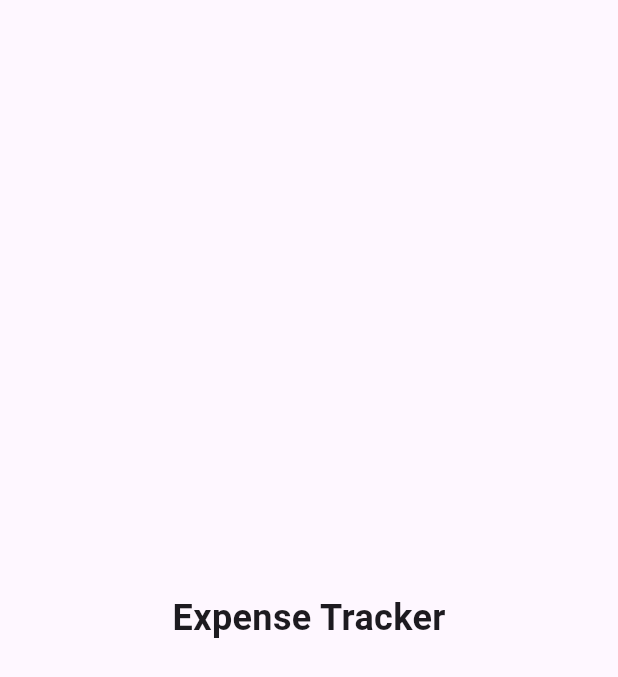
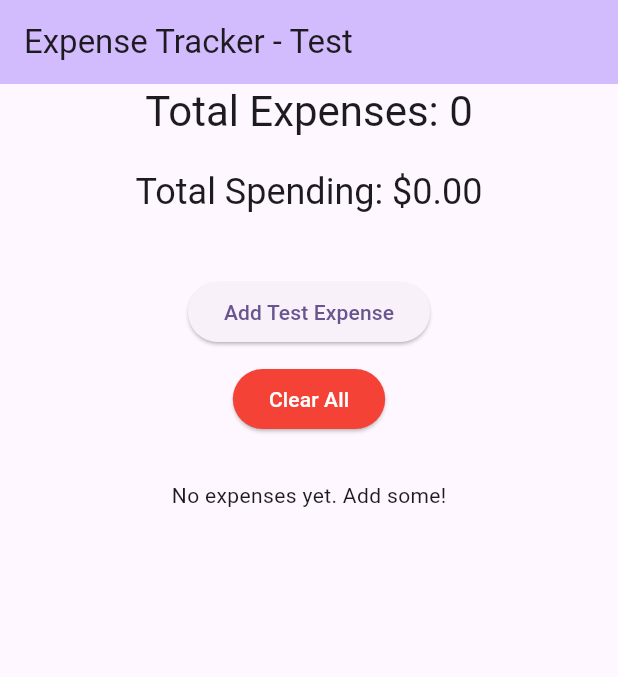
Before and after one commit to vaishnavi2810-code/expense-tracker-flutter, a Flutter app: the screen it shows after launch, on a phone screen of 412 x 824 dp. Shown: the top 677 px of the screen. Run offline on Flutter 3.47's test engine with Material 3 defaults, Android fonts, the phone set to English and light mode, and no system bars; our stand-ins replace hive, hive_flutter; accounts and stored records are empty.

Commit message:
Basic test app

```diff
--- a/lib/main.dart
+++ b/lib/main.dart
@@ -1,6 +1,23 @@
 import 'package:flutter/material.dart';
+import 'package:hive_flutter/hive_flutter.dart';
+import 'package:provider/provider.dart';
+import 'models/expense.dart';
+import 'providers/expense_provider.dart';
 
-void main() {
+void main() async {
+  // Ensure Flutter is initialized
+  WidgetsFlutterBinding.ensureInitialized();
+
+  // Initialize Hive
+  await Hive.initFlutter();
+
+  // Register the ExpenseAdapter with Hive
+  Hive.registerAdapter(ExpenseAdapter());
+
+  // Open the expenses box
+  await Hive.openBox<Expense>('expenses');
+
+  // Run the app
   runApp(const MyApp());
 }
 
@@ -9,7 +26,10 @@ class MyApp extends StatelessWidget {
 
   @override
   Widget build(BuildContext context) {
-    return MaterialApp(
+    // Wrap the app with ChangeNotifierProvider
+    return ChangeNotifierProvider(
+      create: (context) => ExpenseProvider()..loadExpenses(),
+      child: MaterialApp(
         title: 'Expense Tracker',
         debugShowCheckedModeBanner: false,
         theme: ThemeData(
@@ -19,14 +39,152 @@ class MyApp extends StatelessWidget {
           ),
           useMaterial3: true,
         ),
-      home: const Scaffold(
-        body: Center(
-          child: Text(
-            'Expense Tracker',
-            style: TextStyle(fontSize: 24, fontWeight: FontWeight.bold),
+        darkTheme: ThemeData(
+          colorScheme: ColorScheme.fromSeed(
+            seedColor: Colors.deepPurple,
+            brightness: Brightness.dark,
           ),
+          useMaterial3: true,
         ),
+        themeMode: ThemeMode.system,
+        home: const TestScreen(),
       ),
     );
   }
 }
+
+// Temporary test screen to verify everything works
+class TestScreen extends StatelessWidget {
+  const TestScreen({super.key});
+
+  @override
+  Widget build(BuildContext context) {
+    return Scaffold(
+      appBar: AppBar(
+        title: const Text('Expense Tracker - Test'),
+        backgroundColor: Theme.of(context).colorScheme.inversePrimary,
+      ),
+      body: Consumer<ExpenseProvider>(
+        builder: (context, provider, child) {
+          return Center(
+            child: Column(
+              mainAxisAlignment: MainAxisAlignment.center,
+              children: [
+                Text(
+                  'Total Expenses: ${provider.expenses.length}',
+                  style: Theme.of(context).textTheme.headlineMedium,
+                ),
+                const SizedBox(height: 20),
+                Text(
+                  'Total Spending: \$${provider.totalSpending.toStringAsFixed(2)}',
+                  style: Theme.of(context).textTheme.headlineSmall,
+                ),
+                const SizedBox(height: 40),
+                ElevatedButton(
+                  onPressed: () => _addTestExpense(context),
+                  child: const Text('Add Test Expense'),
+                ),
+                const SizedBox(height: 10),
+                ElevatedButton(
+                  onPressed: () => _clearAllExpenses(context),
+                  style: ElevatedButton.styleFrom(
+                    backgroundColor: Colors.red,
+                    foregroundColor: Colors.white,
+                  ),
+                  child: const Text('Clear All'),
+                ),
+                const SizedBox(height: 30),
+                Expanded(
+                  child: provider.expenses.isEmpty
+                      ? const Text('No expenses yet. Add some!')
+                      : ListView.builder(
+                    itemCount: provider.expenses.length,
+                    itemBuilder: (context, index) {
+                      final expense = provider.expenses[index];
+                      return ListTile(
+                        title: Text(expense.title),
+                        subtitle: Text(expense.category),
+                        trailing: Text(
+                          '\$${expense.amount.toStringAsFixed(2)}',
+                          style: const TextStyle(
+                            fontSize: 16,
+                            fontWeight: FontWeight.bold,
+                          ),
+                        ),
+                      );
+                    },
+                  ),
+                ),
+              ],
+            ),
+          );
+        },
+      ),
+    );
+  }
+
+  void _addTestExpense(BuildContext context) {
+    final provider = Provider.of<ExpenseProvider>(context, listen: false);
+
+    // Create a random test expense
+    final testExpenses = [
+      Expense(
+        id: DateTime.now().millisecondsSinceEpoch.toString(),
+        title: 'Lunch at Restaurant',
+        amount: 25.50,
+        category: 'Food',
+        date: DateTime.now(),
+        notes: 'Test expense',
+      ),
+      Expense(
+        id: DateTime.now().millisecondsSinceEpoch.toString(),
+        title: 'Bus Fare',
+        amount: 5.00,
+        category: 'Transport',
+        date: DateTime.now(),
+        notes: 'Test expense',
+      ),
+      Expense(
+        id: DateTime.now().millisecondsSinceEpoch.toString(),
+        title: 'Movie Ticket',
+        amount: 15.00,
+        category: 'Entertainment',
+        date: DateTime.now(),
+        notes: 'Test expense',
+      ),
+      Expense(
+        id: DateTime.now().millisecondsSinceEpoch.toString(),
+        title: 'Grocery Shopping',
+        amount: 85.75,
+        category: 'Shopping',
+        date: DateTime.now(),
+        notes: 'Test expense',
+      ),
+    ];
+
+    // Pick a random expense
+    final randomExpense = testExpenses[DateTime.now().second % testExpenses.length];
+
+    provider.addExpense(randomExpense);
+
+    // Show confirmation
+    ScaffoldMessenger.of(context).showSnackBar(
+      SnackBar(
+        content: Text('Added: ${randomExpense.title}'),
+        duration: const Duration(seconds: 1),
+      ),
+    );
+  }
+
+  void _clearAllExpenses(BuildContext context) {
+    final provider = Provider.of<ExpenseProvider>(context, listen: false);
+    provider.clearAllExpenses();
+
+    ScaffoldMessenger.of(context).showSnackBar(
+      const SnackBar(
+        content: Text('All expenses cleared'),
+        duration: Duration(seconds: 1),
+      ),
+    );
+  }
+}
--- /dev/null
+++ b/lib/providers/expense_provider.dart
@@ -0,0 +1,122 @@
+import 'package:flutter/foundation.dart';
+import '../models/expense.dart';
+import '../services/expense_service.dart';
+
+class ExpenseProvider extends ChangeNotifier {
+  // Instance of ExpenseService to interact with database
+  final ExpenseService _expenseService = ExpenseService();
+
+  // Private list to store expenses
+  List<Expense> _expenses = [];
+
+  // Selected category filter (null means show all)
+  String? _selectedCategory;
+
+  // Date range filter
+  DateTime? _startDate;
+  DateTime? _endDate;
+
+  // Public getter - UI can read but not modify directly
+  List<Expense> get expenses {
+    // Apply filters
+    List<Expense> filtered = _expenses;
+
+    // Filter by category if selected
+    if (_selectedCategory != null && _selectedCategory != 'All') {
+      filtered = filtered
+          .where((expense) => expense.category == _selectedCategory)
+          .toList();
+    }
+
+    // Filter by date range if set
+    if (_startDate != null && _endDate != null) {
+      filtered = filtered
+          .where((expense) =>
+      expense.date.isAfter(_startDate!.subtract(const Duration(days: 1))) &&
+          expense.date.isBefore(_endDate!.add(const Duration(days: 1))))
+          .toList();
+    }
+
+    // Sort by date (newest first)
+    filtered.sort((a, b) => b.date.compareTo(a.date));
+
+    return filtered;
+  }
+
+  // Getters for filters
+  String? get selectedCategory => _selectedCategory;
+  DateTime? get startDate => _startDate;
+  DateTime? get endDate => _endDate;
+
+  // Get total spending (considering filters)
+  double get totalSpending {
+    return expenses.fold(0.0, (sum, expense) => sum + expense.amount);
+  }
+
+  // Get spending by category (considering filters)
+  Map<String, double> get spendingByCategory {
+    Map<String, double> categoryTotals = {};
+
+    for (var expense in expenses) {
+      categoryTotals[expense.category] =
+          (categoryTotals[expense.category] ?? 0.0) + expense.amount;
+    }
+
+    return categoryTotals;
+  }
+
+  // INITIALIZATION - Load expenses from database when app starts
+  Future<void> loadExpenses() async {
+    _expenses = _expenseService.getAllExpenses();
+    notifyListeners(); // Tell UI to rebuild
+  }
+
+  // CREATE - Add new expense
+  Future<void> addExpense(Expense expense) async {
+    await _expenseService.addExpense(expense);
+    await loadExpenses(); // Reload from database
+    notifyListeners(); // Tell UI to rebuild
+  }
+
+  // UPDATE - Edit existing expense
+  Future<void> updateExpense(Expense expense) async {
+    await _expenseService.updateExpense(expense);
+    await loadExpenses(); // Reload from database
+    notifyListeners(); // Tell UI to rebuild
+  }
+
+  // DELETE - Remove expense
+  Future<void> deleteExpense(Expense expense) async {
+    await _expenseService.deleteExpense(expense);
+    await loadExpenses(); // Reload from database
+    notifyListeners(); // Tell UI to rebuild
+  }
+
+  // FILTER - Set category filter
+  void setCategory(String? category) {
+    _selectedCategory = category;
+    notifyListeners(); // Tell UI to rebuild with filtered data
+  }
+
+  // FILTER - Set date range filter
+  void setDateRange(DateTime? start, DateTime? end) {
+    _startDate = start;
+    _endDate = end;
+    notifyListeners(); // Tell UI to rebuild with filtered data
+  }
+
+  // FILTER - Clear all filters
+  void clearFilters() {
+    _selectedCategory = null;
+    _startDate = null;
+    _endDate = null;
+    notifyListeners(); // Tell UI to rebuild
+  }
+
+  // UTILITY - Clear all expenses (for testing)
+  Future<void> clearAllExpenses() async {
+    await _expenseService.clearAll();
+    await loadExpenses();
+    notifyListeners();
+  }
+}
```
Lines whose indentation alone changed are shown as unchanged.
